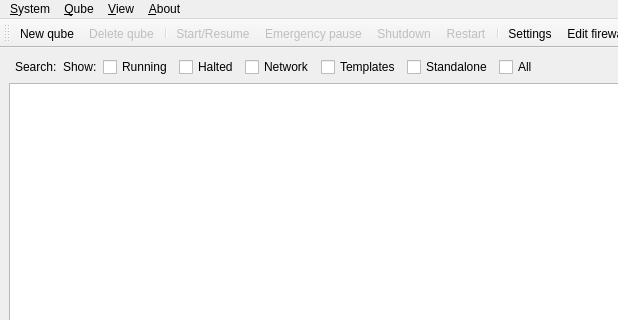
Qt form ui/qubemanager.ui (QubesOS/qubes-manager) before a commit; both pictures show x 0 to 618 and y 0 to 320 of the 1100 by 600 pixel window.
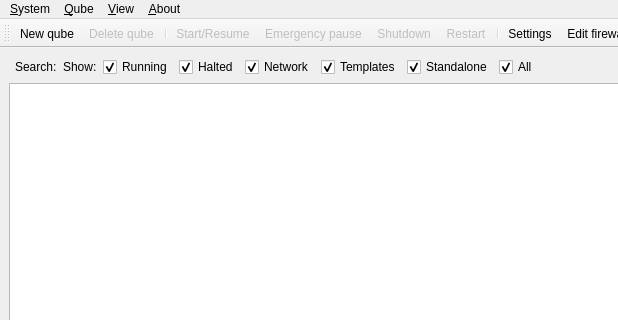
The same form after that commit. Icons and pictures are not drawn.

Commit message: Enable 'Show' checkboxes by default

Diff of the .ui file:
```diff
--- a/ui/qubemanager.ui
+++ b/ui/qubemanager.ui
@@ -146,6 +146,9 @@
         <property name="text">
          <string>Running</string>
         </property>
+        <property name="checked">
+         <bool>true</bool>
+        </property>
        </widget>
       </item>
       <item>
@@ -153,6 +156,9 @@
         <property name="text">
          <string>Halted</string>
         </property>
+        <property name="checked">
+         <bool>true</bool>
+        </property>
        </widget>
       </item>
       <item>
@@ -160,6 +166,9 @@
         <property name="text">
          <string>Network</string>
         </property>
+        <property name="checked">
+         <bool>true</bool>
+        </property>
        </widget>
       </item>
       <item>
@@ -167,6 +176,9 @@
         <property name="text">
          <string>Templates</string>
         </property>
+        <property name="checked">
+         <bool>true</bool>
+        </property>
        </widget>
       </item>
       <item>
@@ -174,6 +186,9 @@
         <property name="text">
          <string>Standalone</string>
         </property>
+        <property name="checked">
+         <bool>true</bool>
+        </property>
        </widget>
       </item>
       <item>
@@ -181,6 +196,9 @@
         <property name="text">
          <string>All</string>
         </property>
+        <property name="checked">
+         <bool>true</bool>
+        </property>
        </widget>
       </item>
       <item>
```
